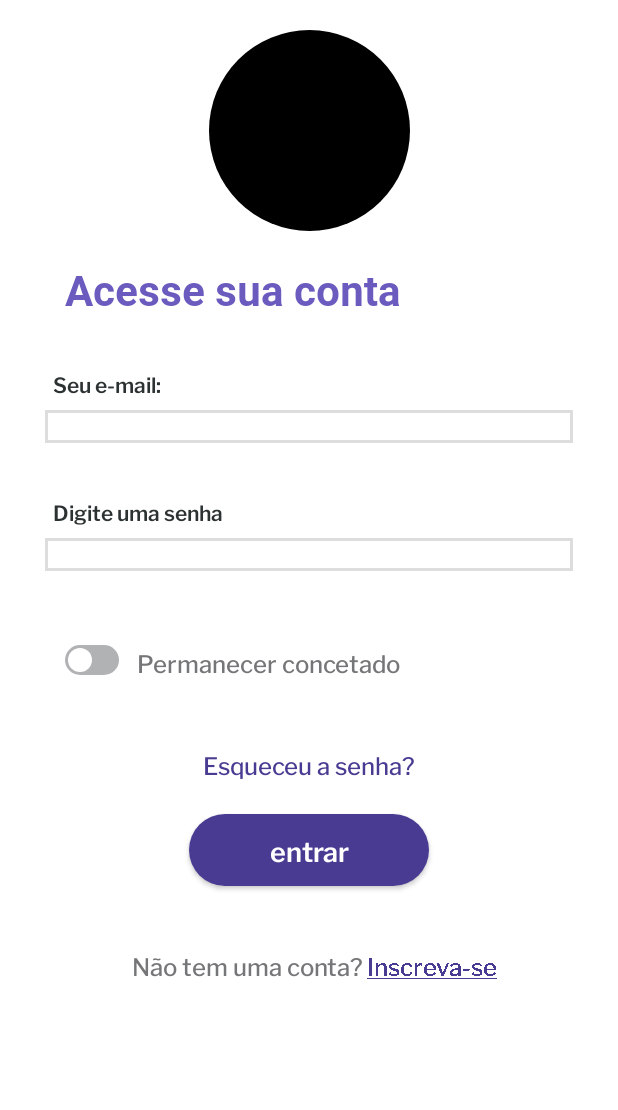
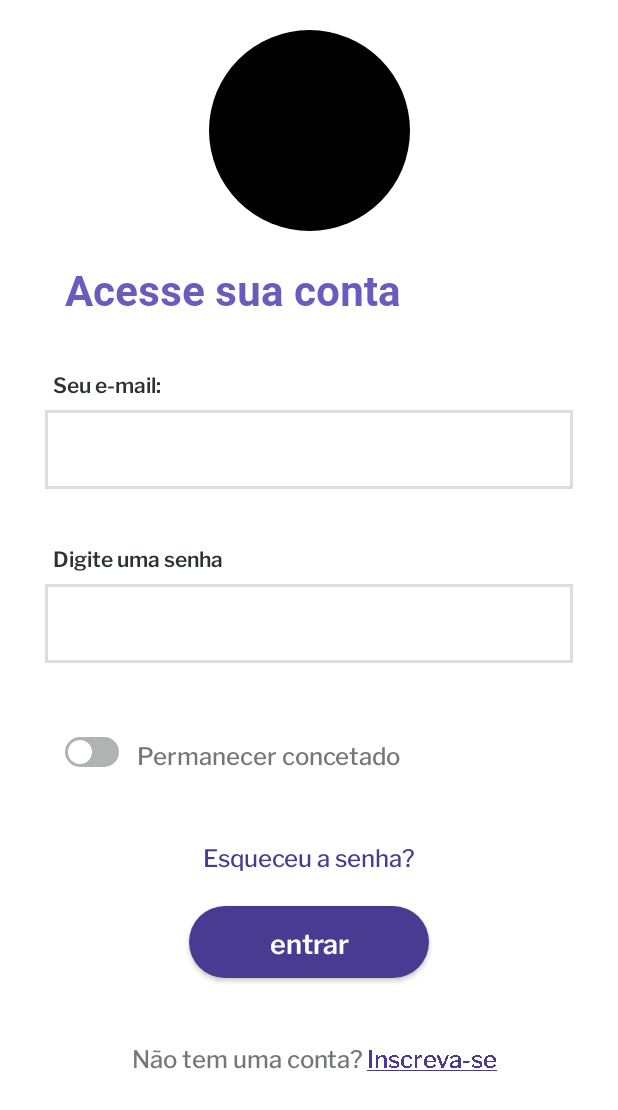
Before and after one commit to pbfn/Trem_que_voa_app, an Android app: the screen it shows after launch (MainActivity), on a phone screen of 412 x 824 dp. Shown: the top 1110 px of the screen. Run offline under Robolectric (Android 15) with nearby library versions, the phone set to English and light mode, and no system bars; our stand-ins replace CircleImageView, Room's generated code; libraries missing offline, so code that uses them is left out: com.jakewharton.retrofit2; 7 statements that could not run were skipped.

Commit message:
CustomLayout
Corrigido layout customizado

```diff
--- a/app/src/main/res/layout/custom_form.xml
+++ b/app/src/main/res/layout/custom_form.xml
@@ -4,56 +4,61 @@
     android:layout_width="match_parent"
     android:layout_height="wrap_content">
 
+
     <androidx.appcompat.widget.AppCompatTextView
         android:id="@+id/tvTitle"
+        style="@style/Base.Widget.AppCompat.TextView.Text_18"
         android:layout_width="wrap_content"
         android:layout_height="wrap_content"
         android:layout_marginStart="5dp"
-        style="@style/Base.Widget.AppCompat.TextView.Text_18"
+        android:text="@string/title"
         android:textColor="#2C3131"
-        android:text="@string/title"
         app:layout_constraintStart_toStartOf="parent"
         app:layout_constraintTop_toTopOf="parent" />
+
+    <FrameLayout
+        android:id="@+id/layout"
+        android:layout_width="match_parent"
+        android:layout_height="60dp"
+        app:layout_constraintEnd_toEndOf="parent"
+        app:layout_constraintStart_toStartOf="parent"
+        app:layout_constraintTop_toBottomOf="@+id/tvTitle">
 
         <com.google.android.material.textfield.TextInputLayout
             android:id="@+id/textInputLayout"
             android:layout_width="match_parent"
-        android:layout_height="wrap_content"
+            android:layout_height="match_parent"
             android:layout_marginTop="7dp"
             android:orientation="vertical"
             app:boxBackgroundMode="none"
             app:boxStrokeWidth="0dp"
             app:boxStrokeWidthFocused="0dp"
-        app:hintEnabled="false"
-        app:layout_constraintEnd_toEndOf="parent"
-        app:layout_constraintStart_toStartOf="parent"
-        app:layout_constraintTop_toBottomOf="@+id/tvTitle">
+            app:hintEnabled="false">
 
             <com.google.android.material.textfield.TextInputEditText
                 android:id="@+id/editText"
                 android:layout_width="match_parent"
-            android:layout_height="wrap_content"
+                android:layout_height="match_parent"
                 android:background="@drawable/input_custom_neutral"
                 android:gravity="center_vertical"
                 android:inputType="textEmailAddress"
                 android:singleLine="true"
-            android:textColor="@color/neutral"
-            />
+                android:textColor="@color/neutral" />
         </com.google.android.material.textfield.TextInputLayout>
+    </FrameLayout>
 
     <androidx.appcompat.widget.AppCompatTextView
+        android:id="@+id/tvError"
         style="@style/Base.Widget.AppCompat.TextView.LibreFranklin_Text_12_Light"
-        android:textColor="#E25C5C"
 
-        android:id="@+id/tvError"
         android:layout_width="wrap_content"
         android:layout_height="wrap_content"
         android:layout_marginStart="7dp"
         android:layout_marginTop="8dp"
         android:text="Mensagem de erro"
+        android:textColor="#E25C5C"
         app:layout_constraintStart_toStartOf="parent"
-        app:layout_constraintTop_toBottomOf="@+id/textInputLayout" />
-
+        app:layout_constraintTop_toBottomOf="@+id/layout" />
 
 
 </androidx.constraintlayout.widget.ConstraintLayout>
```
Lines whose indentation alone changed are shown as unchanged.
